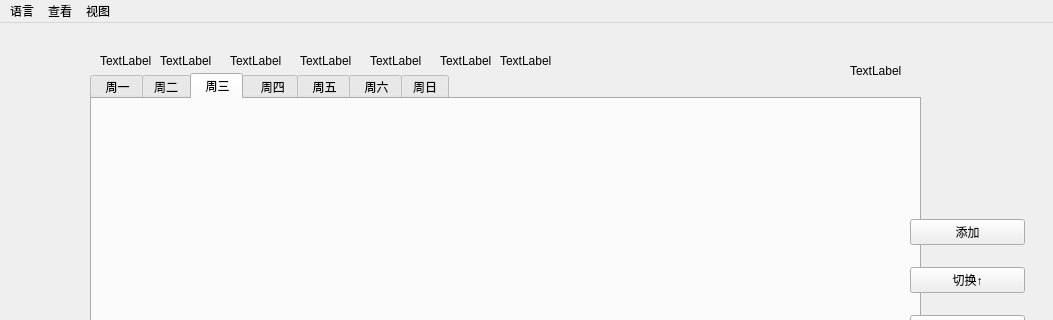
fantastic-413/just_do_it, file styleOfMe/mainwindow.ui: the form before one commit; both pictures show x 0 to 1053 and y 0 to 320 of the 1053 by 653 pixel window.
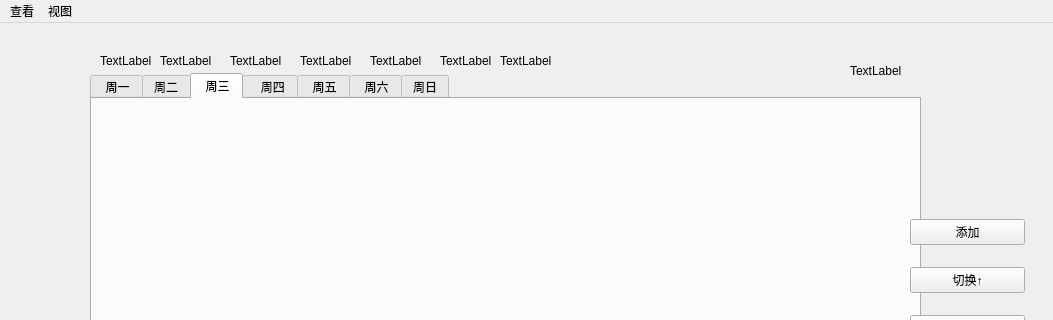
The form after the commit.

```diff
--- a/styleOfMe/mainwindow.ui
+++ b/styleOfMe/mainwindow.ui
@@ -230,16 +230,9 @@
      <x>0</x>
      <y>0</y>
      <width>1053</width>
-     <height>26</height>
+     <height>21</height>
     </rect>
    </property>
-   <widget class="QMenu" name="menu">
-    <property name="title">
-     <string>语言</string>
-    </property>
-    <addaction name="action111"/>
-    <addaction name="actionEnglish"/>
-   </widget>
    <widget class="QMenu" name="menu_2">
     <property name="title">
      <string>查看</string>
@@ -253,7 +246,6 @@
     </property>
     <addaction name="actiony"/>
    </widget>
-   <addaction name="menu"/>
    <addaction name="menu_2"/>
    <addaction name="menu_3"/>
   </widget>
```
